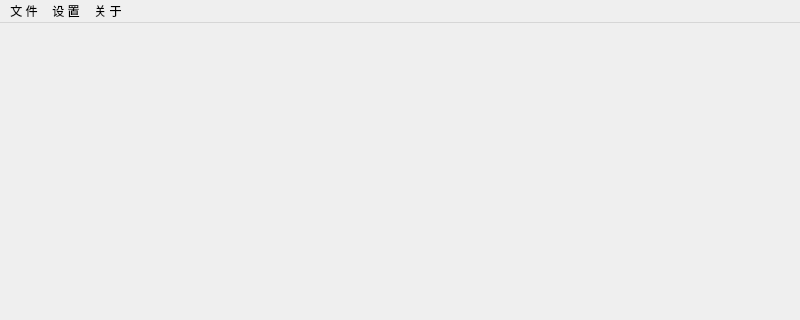
The window that Src/AutoPacking/MainUi/mainwindow.ui (lixiaoyu0123/AutopackingAndroid) describes before a commit, drawn with Qt 5; both pictures show x 0 to 800 and y 0 to 320 of the 800 by 500 pixel window.
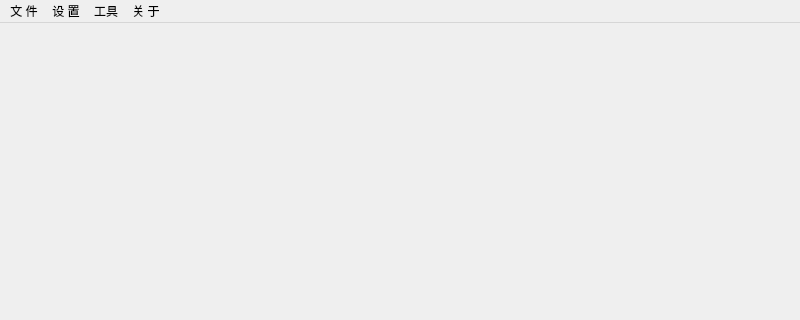
The same window after the commit. Icons and pictures are not drawn.

Commit message: 1.增加解包工具 2.重新发包

```diff
--- a/Src/AutoPacking/MainUi/mainwindow.ui
+++ b/Src/AutoPacking/MainUi/mainwindow.ui
@@ -66,8 +66,15 @@
     <addaction name="actionSetVersion"/>
     <addaction name="actionSetZySingle"/>
    </widget>
+   <widget class="QMenu" name="menu">
+    <property name="title">
+     <string>工具</string>
+    </property>
+    <addaction name="actionDePack"/>
+   </widget>
    <addaction name="menu_1"/>
    <addaction name="menu_2"/>
+   <addaction name="menu"/>
    <addaction name="menu_3"/>
   </widget>
   <action name="actionHelp">
```
Left out of the diff: 11 changed lines with no effect on the pictures. The commit also changes 7 other files.
